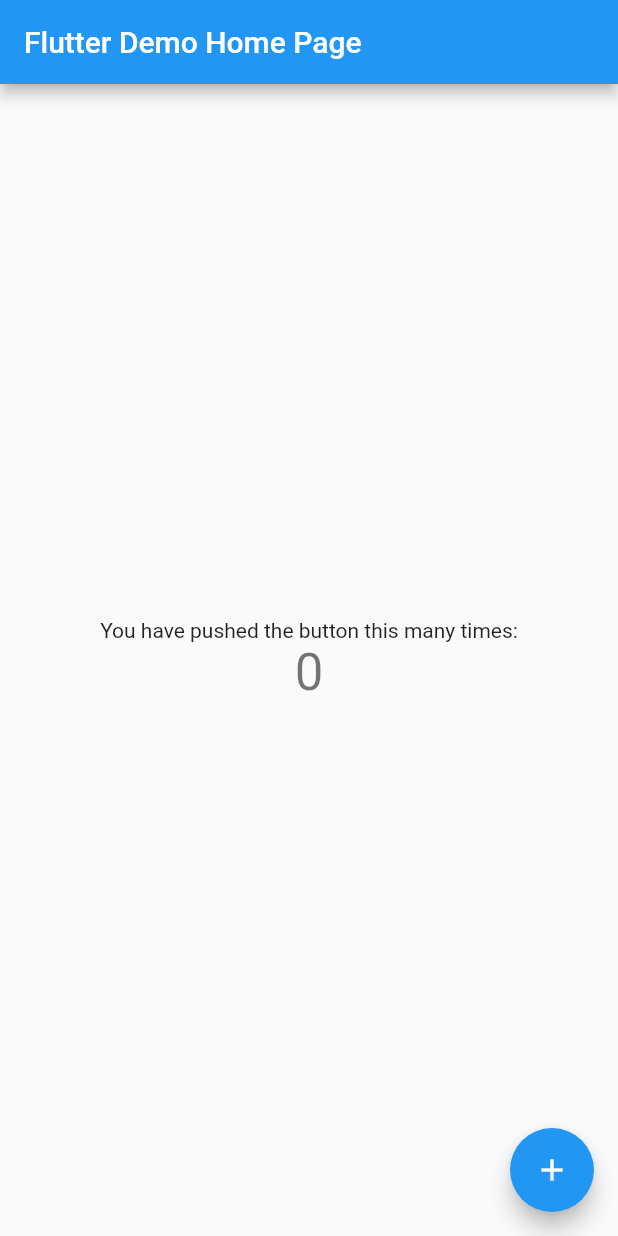
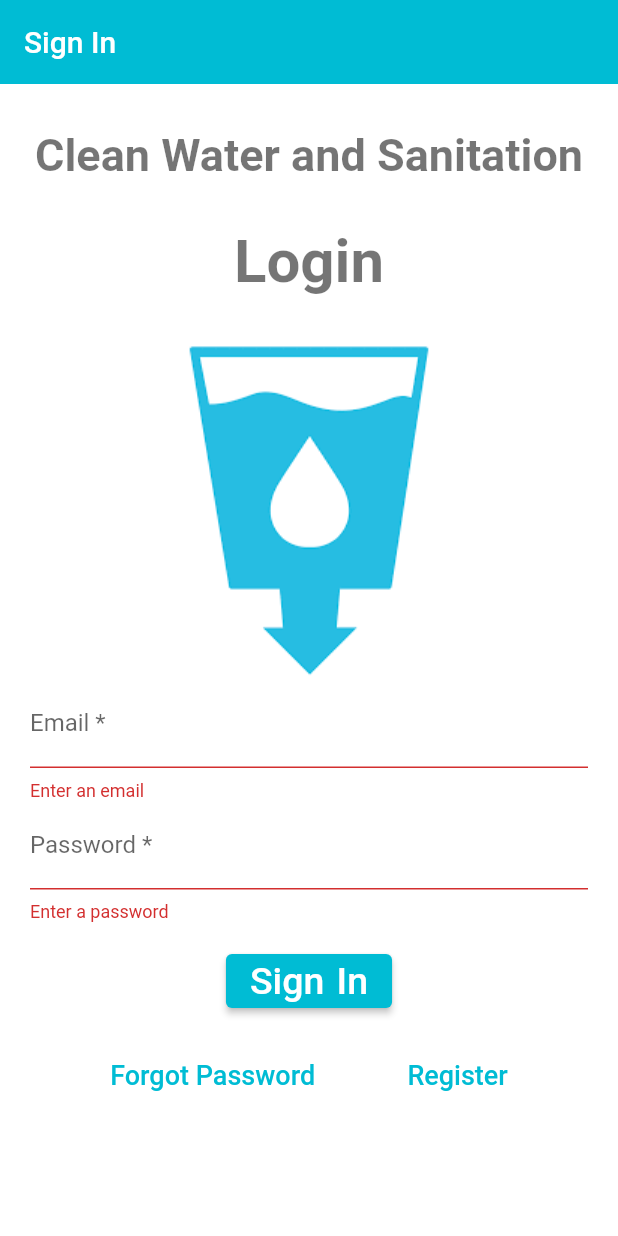
Before and after one commit to ImalshaRC/clean-water-and-sanitization, a Flutter app: the screen it shows after launch, on a phone screen of 412 x 824 dp. Run offline on Flutter 3.47's test engine with Material 2 defaults, Android fonts, the phone set to English and light mode, and no system bars; our stand-ins replace cloud_firestore, firebase_auth, firebase_core; accounts and stored records are empty.

Commit message:
Sign In and Register : Completed

```diff
--- a/lib/main.dart
+++ b/lib/main.dart
@@ -1,6 +1,10 @@
+import 'package:clear_water_and_sanitization/screens/wrapper.dart';
+import 'package:firebase_core/firebase_core.dart';
 import 'package:flutter/material.dart';
 
-void main() {
+void main() async {
+  WidgetsFlutterBinding.ensureInitialized();
+  await Firebase.initializeApp();
   runApp(const MyApp());
 }
 
@@ -10,58 +14,8 @@ class MyApp extends StatelessWidget {
   // This widget is the root of your application.
   @override
   Widget build(BuildContext context) {
-    return MaterialApp(
-      title: 'Flutter Demo',
-      theme: ThemeData(
-        primarySwatch: Colors.blue,
-      ),
-      home: const MyHomePage(title: 'Flutter Demo Home Page'),
+    return const MaterialApp(
+      home: Wrapper(),
     );
   }
 }
-
-class MyHomePage extends StatefulWidget {
-  const MyHomePage({super.key, required this.title});
-  final String title;
-
-  @override
-  State<MyHomePage> createState() => _MyHomePageState();
-}
-
-class _MyHomePageState extends State<MyHomePage> {
-  int _counter = 0;
-
-  void _incrementCounter() {
-    setState(() {
-      _counter++;
-    });
-  }
-
-  @override
-  Widget build(BuildContext context) {
-    return Scaffold(
-      appBar: AppBar(
-        title: Text(widget.title),
-      ),
-      body: Center(
-        child: Column(
-          mainAxisAlignment: MainAxisAlignment.center,
-          children: <Widget>[
-            const Text(
-              'You have pushed the button this many times:',
-            ),
-            Text(
-              '$_counter',
-              style: Theme.of(context).textTheme.headline4,
-            ),
-          ],
-        ),
-      ),
-      floatingActionButton: FloatingActionButton(
-        onPressed: _incrementCounter,
-        tooltip: 'Increment',
-        child: const Icon(Icons.add),
-      ), // This trailing comma makes auto-formatting nicer for build methods.
-    );
-  }
-}
--- /dev/null
+++ b/lib/models/user.dart
@@ -0,0 +1,5 @@
+class modelUser{
+  final String uid;
+
+  modelUser({required this.uid});
+}
--- /dev/null
+++ b/lib/screens/authentication/email_sign_in.dart
@@ -0,0 +1,210 @@
+import 'package:clear_water_and_sanitization/screens/authentication/register.dart';
+import 'package:clear_water_and_sanitization/services/validators.dart';
+import 'package:flutter/cupertino.dart';
+import 'package:flutter/material.dart';
+
+import '../../services/auth.dart';
+import '../Home/home.dart';
+
+class EmailSignin extends StatefulWidget {
+  const EmailSignin({Key? key}) : super(key: key);
+
+  @override
+  State<EmailSignin> createState() => _EmailSigninState();
+}
+
+class _EmailSigninState extends State<EmailSignin> {
+  @override
+  Widget build(BuildContext context) {
+    return Scaffold(
+        backgroundColor: Colors.white,
+        appBar: AppBar(
+          backgroundColor: Colors.cyan,
+          elevation: 0.0,
+          title: const Text('Sign In'),
+        ),
+        body: const UserSignInWidget()
+    );
+  }
+}
+
+class UserSignInWidget extends StatefulWidget {
+  const UserSignInWidget({Key? key}) : super(key: key);
+
+  @override
+  State<UserSignInWidget> createState() {
+    return UserSignInFromState();
+  }
+}
+
+class _UserSignInWidgetState extends State<UserSignInWidget> {
+  @override
+  Widget build(BuildContext context) {
+    return Container();
+  }
+}
+
+class UserSignInFromState extends State<UserSignInWidget>{
+
+  final AuthService _auth = AuthService();
+
+  final _signInFormKey = GlobalKey<FormState>();
+
+  final TextEditingController _email = TextEditingController();
+  final TextEditingController _pass = TextEditingController();
+
+  @override
+  Widget build(BuildContext context) {
+    return Form(
+        key: _signInFormKey,
+
+        autovalidateMode: AutovalidateMode.always,
+        onChanged: () {
+          Form.of(primaryFocus!.context!)!.save();
+        },
+        child: Wrap(
+          children: <Widget>[
+            Padding(
+              padding: const EdgeInsets.all(20.0),
+              child: Column(
+                crossAxisAlignment: CrossAxisAlignment.start,
+                children: <Widget>[
+                  Padding(padding: EdgeInsets.fromLTRB(0.0,10.0,0.0,30.0),
+                    child: Center(child: Text('Clean Water and Sanitation',
+                      style: TextStyle(
+                        fontWeight: FontWeight.bold,
+                        fontSize: 30.0,
+                        color: Colors.black54,
+                      ),
+                    ),
+                    ),
+                  ),
+                  Padding(padding: EdgeInsets.fromLTRB(0.0,0.0,0.0,30.0),
+                    child: Center(child: Text('Login',
+                      style: TextStyle(
+                        fontWeight: FontWeight.bold,
+                        fontSize: 40.0,
+                        color: Colors.black54,
+                      ),
+                    ),
+                    ),
+                  ),
+                  Center(
+                    child: Image(
+                      image: AssetImage('assets/CWaS.png'),
+                    ),
+                  ),
+
+                  TextFormField(
+                    controller: _email,
+                    decoration: const InputDecoration(
+                      hintText: 'What is your email',
+                      labelText: 'Email *',
+
+                    ),
+                    validator: (value){
+                      if(value==null || value.isEmpty){
+                        return 'Enter an email';
+                      }
+                      if(!value.isValidEmail()){
+                        return 'Enter Valid Email';
+                      }
+                      return null;
+                    },
+                  ),
+                  TextFormField(
+                    controller: _pass,
+                    obscureText: true,
+                    decoration: const InputDecoration(
+
+                      hintText: 'Enter a Strong Password',
+                      labelText: 'Password *',
+
+                    ),
+                    validator: (value){
+                      if(value==null || value.isEmpty){
+                        return 'Enter a password';
+                      }
+                      return null;
+                    },
+                  ),
+
+                  Row(
+                    mainAxisAlignment: MainAxisAlignment.spaceEvenly,
+                    children: <Widget>[
+                      Padding(padding: EdgeInsets.fromLTRB(0.0, 15.0, 0.0, 15.0),
+                        child: ElevatedButton(
+                          onPressed: () async {
+                            // Validate returns true if the form is valid, or false otherwise.
+                            if (_signInFormKey.currentState!.validate()) {
+                              // ScaffoldMessenger.of(context).showSnackBar(
+                              //   const SnackBar(content: Text('Processing Data')),
+                              // );
+                              dynamic result = await _auth.signInEmail(_email.text, _pass.text);
+                              print(result);
+                              if(result=='Success'){
+                                ScaffoldMessenger.of(context).showSnackBar(
+                                    const SnackBar(content: Text('Successfully Signed In'),
+                                    ));
+                                Navigator.push(context, MaterialPageRoute(builder: (_)=> const Home()));
+                              }else{
+                                ScaffoldMessenger.of(context).showSnackBar(
+                                    new SnackBar(content: new Text(result),
+                                    ));
+                              }
+                            }
+                          },
+                          child: Text('Sign In',
+                            style: TextStyle(fontSize: 25,wordSpacing: 2,),
+                          ),
+                          style: ElevatedButton.styleFrom(
+                            primary: Colors.cyan
+                          )
+                        ),
+                      ),
+                    ],
+                  ),
+                  Center(
+
+                    child: Row(
+                      mainAxisAlignment: MainAxisAlignment.spaceEvenly,
+                      children: <Widget>[
+                        TextButton(
+                          onPressed: () {
+                            dynamic result = _auth.signOut();
+                            print(result);
+                            Navigator.pop(context);
+                            if(result=='Success'){
+                              ScaffoldMessenger.of(context).showSnackBar(
+                                  const SnackBar(content: Text('Successfully Signed Out'),
+                                  ));
+                              Navigator.push(context, MaterialPageRoute(builder: (_)=> const EmailSignin()));
+                            }
+                            // Navigator.push(context, MaterialPageRoute(builder: (_)=> const SignIn()));
+                          },
+                          child: const Text('Forgot Password',
+                            style: TextStyle(fontSize: 18,color: Colors.cyan),
+                          ),
+                        ),
+                        TextButton(
+                          onPressed: () {
+                            Navigator.push(context, MaterialPageRoute(builder: (_)=> const Register()));
+                          },
+                          child: const Text('Register',
+                            style: TextStyle(fontSize: 18,color: Colors.cyan),
+                          ),
+                        ),
+                      ],
+                    ),
+                  ),
+                ],
+              ),
+            )
+          ],
+
+        )
+    );
+    throw UnimplementedError();
+  }
+
+}
--- /dev/null
+++ b/lib/screens/wrapper.dart
@@ -0,0 +1,15 @@
+import 'package:flutter/material.dart';
+import 'authentication/email_sign_in.dart';
+
+class Wrapper extends StatelessWidget {
+  const Wrapper({Key? key}) : super(key: key);
+
+  @override
+  Widget build(BuildContext context) {
+
+    //return either Home or Authenticate widget
+    return const EmailSignin();
+    // return FormScreen();
+  }
+
+}
--- a/lib/services/auth.dart
+++ b/lib/services/auth.dart
@@ -1,5 +1,6 @@
 import 'package:cloud_firestore/cloud_firestore.dart';
 import 'package:firebase_auth/firebase_auth.dart';
+import '../models/user.dart';
 
 class AuthService {
 
--- a/pubspec.yaml
+++ b/pubspec.yaml
@@ -59,9 +59,9 @@ flutter:
   uses-material-design: true
 
   # To add assets to your application, add an assets section, like this:
-  # assets:
-  #   - images/a_dot_burr.jpeg
-  #   - images/a_dot_ham.jpeg
+  assets:
+    - assets/CWaS.png
+    - assets/Register.png
 
   # An image asset can refer to one or more resolution-specific "variants", see
   # https://flutter.dev/assets-and-images/#resolution-aware
```
Also changed, not shown: lib/screens/Home/home.dart (added, +70 -0 lines), lib/screens/authentication/authenticate.dart (added, +18 -0 lines), lib/screens/authentication/register.dart (added, +241 -0 lines), lib/services/validators.dart (added, +20 -0 lines), assets/CWaS.png (added), assets/Register.png (added).
